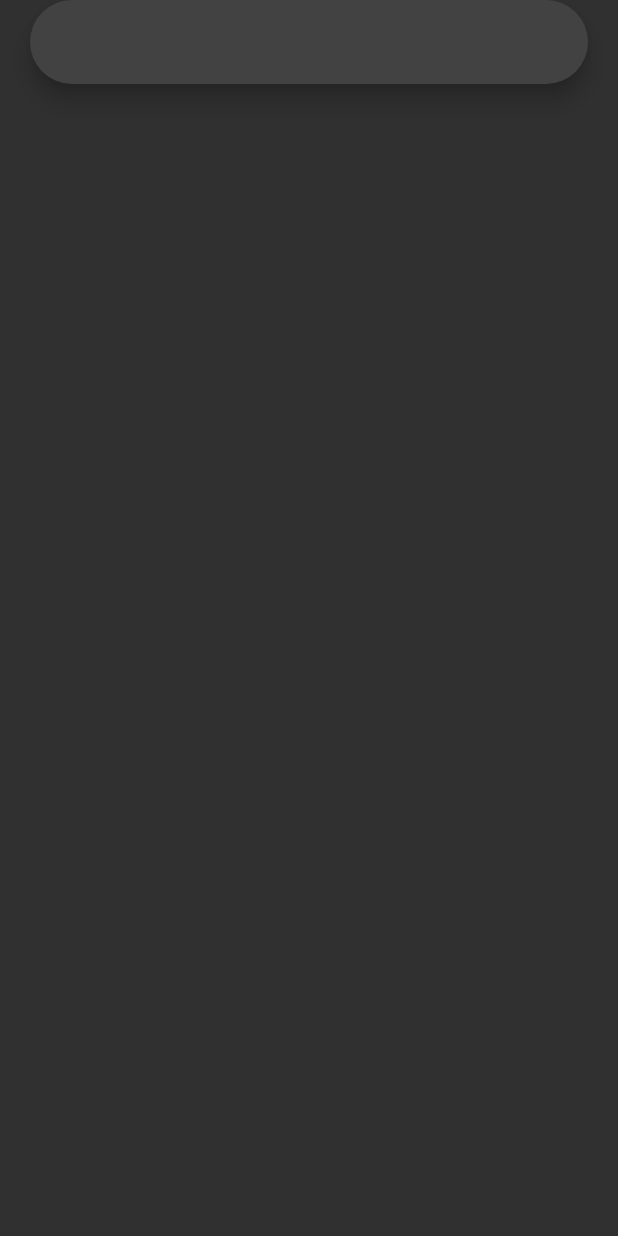
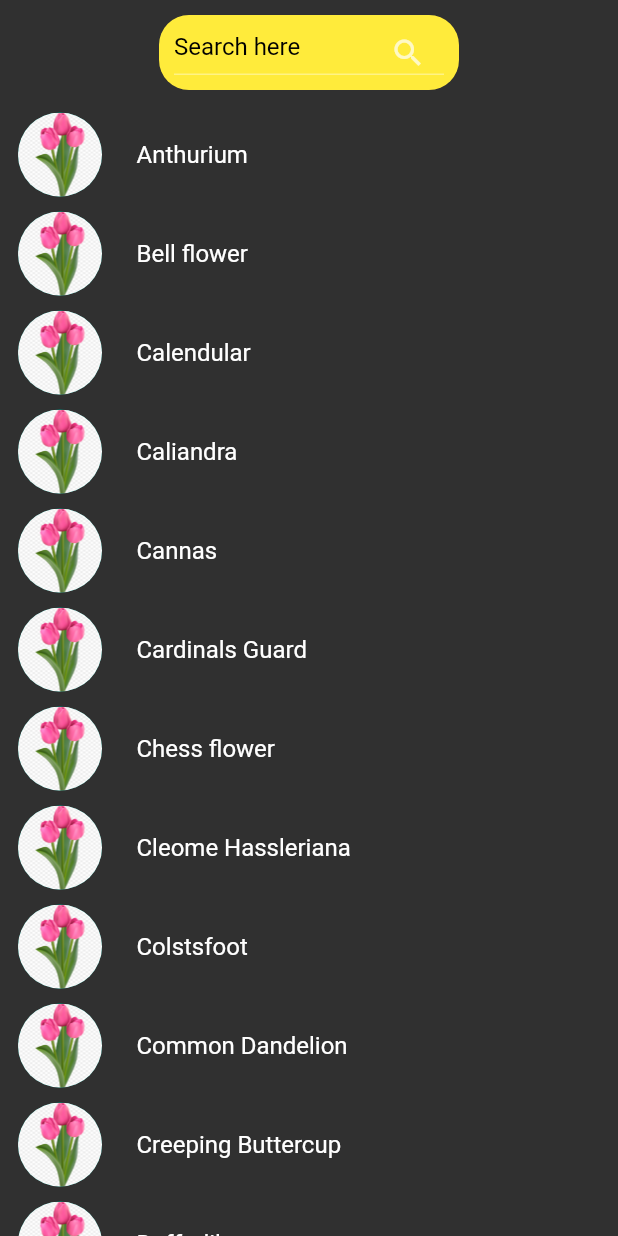
Before and after one commit to Zestful-Tribu/lilyora, a Flutter app: the SearchScreen screen opened by its route, on a phone screen of 412 x 824 dp. Run offline on Flutter 3.47's test engine with Material 2 defaults, Android fonts, the phone set to English and light mode, and no system bars; our stand-ins replace dio, image_picker.

Commit message:
search functionality done

```diff
--- a/lib/screens/search_screen.dart
+++ b/lib/screens/search_screen.dart
@@ -1,41 +1,126 @@
-import 'package:flappy_search_bar/flappy_search_bar.dart';
-import 'package:flutter/material.dart';
+ import 'package:flappy_search_bar/flappy_search_bar.dart';
+ import 'package:flutter/material.dart';
 
-class Post {
-  final flowers = [
-    "tulip",
-    "daffodil",
-    "poppy",
-    "sunflower",
-    "bluebell",
-    "rose",
-    "snowdrop",
-    "cherry blossom",
-    "orchid",
-    "iris",
-    "peony",
-    "geranium",
-    "lily",
-    "lotus",
-    "water lily",
-    "dandelion",
-    "hyacinth",
-    "daisy"
-  ];
+
+
+class SearchScreen extends StatefulWidget {
+  static String id = "search_screen";
+
+  @override
+  _SearchScreenState createState() => _SearchScreenState();
+
 }
 
-class SearchScreen extends StatelessWidget {
-  static String id = "search_screen";
+class _SearchScreenState extends State<SearchScreen> {
+
+  final flowers = [
+    "Anthurium", "Bell flower", "Calendular", "Caliandra", "Cannas", "Cardinals Guard", "Chess flower",
+    "Cleome Hassleriana", "Colstsfoot", "Common Dandelion", "Creeping Buttercup", "Daffodil", "Daisy", "Dandelion",
+    "Golden Penda", "Golden Shrimp", "Irises", "Jasmine", "Kapuru", "Leucantheum Maximum",
+    "Malpighiaceae", "Manel", "Mountain Marigold", "Orchid Pink", "Orchid Yellow", "Pentas Lanceolata", "Phlox",
+    "Phyllis African Marigold", "Plumbago Auriculata", "Rose", "Rose of venesuela", "Snowdrop", "Sunflower",
+    "Tanaman Hias Bunga Pink Kasturi", "Tiger Lily", "Viola", "Wedelia", "Wild Pansy", "Willowleaf Angelon", "Willowleaf Angelon(purple)",
+    "Wood Anemone", "Yellow Cosmos"];
+
+  var items = List<String>();
+
+
+  @override
+  void initState() {
+    items.addAll(flowers);
+    super.initState();
+  }
+
+  void filterSearchResult(String query){
+    List<String> dummySearchList = List<String>();
+    dummySearchList.addAll(flowers);
+    if(query.isNotEmpty){
+      List<String> dummyListData = List<String>();
+      dummySearchList = dummySearchList.map((flower)=>flower.toLowerCase()).toList();
+      dummySearchList.forEach((item) {
+        if(item.contains(query)){
+          dummyListData.add(item);
+        }
+      });
+      setState(() {
+        items.clear();
+        items.addAll(dummyListData);
+      });
+      return;
+
+    }
+    else{
+      setState(() {
+        items.clear();
+        items.addAll(flowers);
+      });
+    }
+  }
+
+
+
 
   @override
   Widget build(BuildContext context) {
     return Scaffold(
-      body:SafeArea(
-        child:Padding(
-          padding: const EdgeInsets.symmetric(horizontal: 20),
-          child: SearchBar(),
-        ),
-      )
+       body: Container(
+        child: Column(
+          children: <Widget>[
+           Container(
+             decoration: BoxDecoration(
+               color: Colors.yellow,
+               borderRadius: BorderRadius.circular(20),
+             ),
+             margin: EdgeInsets.all(10),
+             height: 50,
+             width: 200,
+             //color: Colors.red,
+             padding: const EdgeInsets.all(10.0),
+             child: TextField(
+               onChanged: (value){
+                 filterSearchResult(value);
+               },
+               style:(
+                   TextStyle(
+                       color: Colors.black
+                   )
+               ),
+               decoration: new InputDecoration(hintText: "Search here",
+                 hintStyle:TextStyle(
+                   color:Colors.black,
+                 ),
+                 suffixIcon: Icon(Icons.search)
+               ),
+             )
+             ),
+            Expanded(
+              child:ListView.builder(
+                shrinkWrap: true,
+                itemCount:items.length,
+                itemBuilder: (context, index) {
+                return ListTile(
+                  contentPadding: EdgeInsets.all(5),
+                  leading:Container(
+                    height: 70,
+                    width: 70,
+                    decoration: BoxDecoration(
+                        color: Colors.teal,
+                        shape: BoxShape.circle,
+                        image: DecorationImage(
+                          image: AssetImage(
+                              "assets/tulip flower.png"
+                          ),
+                          fit: BoxFit.fill,
+                        )
+                    ),
+                  ),
+                 title: Text('${items[index]}'),
+                );
+                })
+            )
+          ],
+        )
+        )
     );
   }
 }
```
